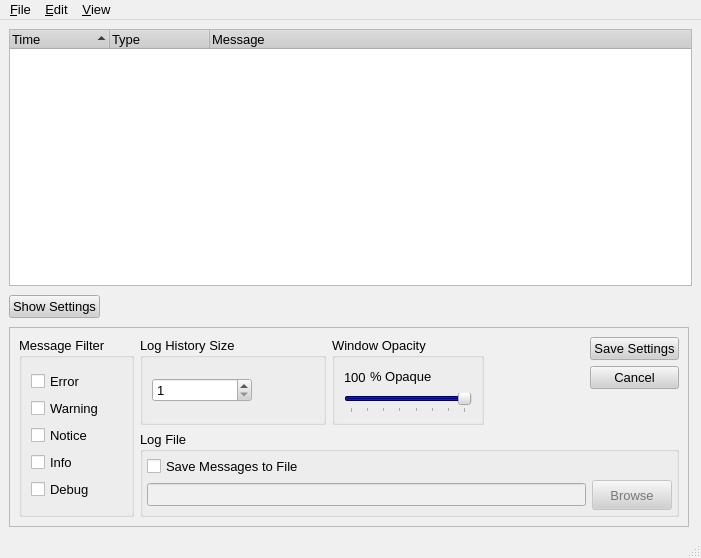
Before: the Qt Designer form src/gui/log/messagelog.ui in a-ilin/vidalia, drawn with Qt 5.
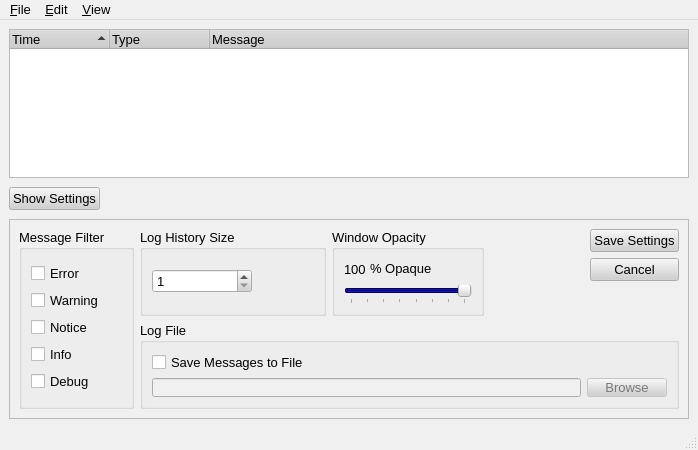
After: the same form once the commit is applied. Icons and pictures are not drawn.

Commit message:
Attempt to fix the rest of the buttons. Hope this works.
svn:r430

```diff
--- a/src/gui/log/messagelog.ui
+++ b/src/gui/log/messagelog.ui
@@ -8,8 +8,8 @@
    <rect>
     <x>0</x>
     <y>0</y>
-    <width>701</width>
-    <height>558</height>
+    <width>695</width>
+    <height>450</height>
    </rect>
   </property>
   <property name="palette" >
@@ -427,38 +427,39 @@
       <property name="frameShadow" >
        <enum>QFrame::Raised</enum>
       </property>
-      <layout class="QHBoxLayout" >
+      <layout class="QGridLayout" >
        <property name="margin" >
         <number>9</number>
        </property>
        <property name="spacing" >
         <number>6</number>
        </property>
-       <item>
-        <widget class="QGroupBox" name="groupBox" >
+       <item row="1" column="1" >
+        <widget class="QGroupBox" name="groupBox_2" >
          <property name="contextMenuPolicy" >
           <enum>Qt::NoContextMenu</enum>
          </property>
          <property name="title" >
-          <string>Message Filter</string>
+          <string>Log File</string>
          </property>
-         <layout class="QVBoxLayout" >
+         <layout class="QGridLayout" >
           <property name="margin" >
            <number>9</number>
           </property>
           <property name="spacing" >
            <number>6</number>
           </property>
-          <item>
-           <layout class="QVBoxLayout" >
-            <property name="margin" >
-             <number>0</number>
+          <item row="1" column="1" >
+           <widget class="QPushButton" name="btnBrowse" >
+            <property name="enabled" >
+             <bool>false</bool>
             </property>
-            <property name="spacing" >
-             <number>6</number>
+            <property name="minimumSize" >
+             <size>
+              <width>0</width>
+              <height>0</height>
+             </size>
             </property>
-            <item>
-             <widget class="QCheckBox" name="chkTorErr" >
               <property name="contextMenuPolicy" >
                <enum>Qt::NoContextMenu</enum>
               </property>
@@ -469,15 +470,12 @@
                <string/>
               </property>
               <property name="text" >
-               <string>Error</string>
-              </property>
-              <property name="icon" >
-               <iconset resource="..\res\vidalia.qrc" >:/images/msg_error.png</iconset>
-              </property>
-             </widget>
-            </item>
-            <item>
-             <widget class="QCheckBox" name="chkTorWarn" >
+             <string>Browse</string>
+            </property>
+           </widget>
+          </item>
+          <item row="0" column="0" colspan="2" >
+           <widget class="QCheckBox" name="chkEnableLogFile" >
               <property name="contextMenuPolicy" >
                <enum>Qt::NoContextMenu</enum>
               </property>
@@ -485,75 +483,27 @@
                <string/>
               </property>
               <property name="text" >
-               <string>Warning</string>
-              </property>
-              <property name="icon" >
-               <iconset resource="..\res\vidalia.qrc" >:/images/msg_warn.png</iconset>
+             <string>Save Messages to File</string>
+            </property>
+            <property name="checked" >
+             <bool>false</bool>
               </property>
              </widget>
             </item>
-            <item>
-             <widget class="QCheckBox" name="chkTorNote" >
-              <property name="contextMenuPolicy" >
-               <enum>Qt::NoContextMenu</enum>
-              </property>
-              <property name="toolTip" >
-               <string/>
-              </property>
-              <property name="text" >
-               <string>Notice</string>
-              </property>
-              <property name="icon" >
-               <iconset resource="..\res\vidalia.qrc" >:/images/msg_notice.png</iconset>
-              </property>
-             </widget>
-            </item>
-            <item>
-             <widget class="QCheckBox" name="chkTorInfo" >
+          <item row="1" column="0" >
+           <widget class="QLineEdit" name="lineFile" >
+            <property name="enabled" >
+             <bool>false</bool>
+            </property>
               <property name="contextMenuPolicy" >
                <enum>Qt::NoContextMenu</enum>
               </property>
-              <property name="toolTip" >
-               <string/>
-              </property>
-              <property name="text" >
-               <string>Info</string>
-              </property>
-              <property name="icon" >
-               <iconset resource="..\res\vidalia.qrc" >:/images/msg_info.png</iconset>
-              </property>
-             </widget>
-            </item>
-            <item>
-             <widget class="QCheckBox" name="chkTorDebug" >
-              <property name="contextMenuPolicy" >
-               <enum>Qt::NoContextMenu</enum>
-              </property>
-              <property name="toolTip" >
-               <string/>
-              </property>
-              <property name="text" >
-               <string>Debug</string>
-              </property>
-              <property name="icon" >
-               <iconset resource="..\res\vidalia.qrc" >:/images/msg_debug.png</iconset>
-              </property>
-             </widget>
-            </item>
-           </layout>
-          </item>
-         </layout>
+           </widget>
+          </item>
+         </layout>
         </widget>
        </item>
-       <item>
-        <layout class="QVBoxLayout" >
-         <property name="margin" >
-          <number>0</number>
-         </property>
-         <property name="spacing" >
-          <number>6</number>
-         </property>
-         <item>
+       <item row="0" column="1" >
           <layout class="QHBoxLayout" >
            <property name="margin" >
             <number>0</number>
@@ -805,39 +755,23 @@
            </item>
           </layout>
          </item>
-         <item>
-          <widget class="QGroupBox" name="groupBox_2" >
+       <item rowspan="2" row="0" column="0" >
+        <widget class="QGroupBox" name="groupBox" >
            <property name="contextMenuPolicy" >
             <enum>Qt::NoContextMenu</enum>
            </property>
            <property name="title" >
-            <string>Log File</string>
+          <string>Message Filter</string>
            </property>
            <layout class="QVBoxLayout" >
             <property name="margin" >
-             <number>4</number>
+           <number>9</number>
             </property>
             <property name="spacing" >
-             <number>3</number>
+           <number>6</number>
             </property>
             <item>
-             <widget class="QCheckBox" name="chkEnableLogFile" >
-              <property name="contextMenuPolicy" >
-               <enum>Qt::NoContextMenu</enum>
-              </property>
-              <property name="toolTip" >
-               <string>Enable saving of all messages to a file</string>
-              </property>
-              <property name="text" >
-               <string>Save Messages to File</string>
-              </property>
-              <property name="checked" >
-               <bool>false</bool>
-              </property>
-             </widget>
-            </item>
-            <item>
-             <layout class="QHBoxLayout" >
+           <layout class="QVBoxLayout" >
               <property name="margin" >
                <number>0</number>
               </property>
@@ -845,26 +779,58 @@
                <number>6</number>
               </property>
               <item>
-               <widget class="QLineEdit" name="lineFile" >
-                <property name="enabled" >
-                 <bool>false</bool>
-                </property>
+             <widget class="QCheckBox" name="chkTorErr" >
+              <property name="contextMenuPolicy" >
+               <enum>Qt::NoContextMenu</enum>
+              </property>
+              <property name="toolTip" >
+               <string/>
+              </property>
+              <property name="whatsThis" >
+               <string/>
+              </property>
+              <property name="text" >
+               <string>Error</string>
+              </property>
+              <property name="icon" >
+               <iconset resource="..\res\vidalia.qrc" >:/images/msg_error.png</iconset>
+              </property>
+             </widget>
+            </item>
+            <item>
+             <widget class="QCheckBox" name="chkTorWarn" >
                 <property name="contextMenuPolicy" >
                  <enum>Qt::NoContextMenu</enum>
                 </property>
+              <property name="toolTip" >
+               <string/>
+              </property>
+              <property name="text" >
+               <string>Warning</string>
+              </property>
+              <property name="icon" >
+               <iconset resource="..\res\vidalia.qrc" >:/images/msg_warn.png</iconset>
+              </property>
                </widget>
               </item>
               <item>
-               <widget class="QPushButton" name="btnBrowse" >
-                <property name="enabled" >
-                 <bool>false</bool>
-                </property>
-                <property name="minimumSize" >
-                 <size>
-                  <width>0</width>
-                  <height>30</height>
-                 </size>
-                </property>
+             <widget class="QCheckBox" name="chkTorNote" >
+              <property name="contextMenuPolicy" >
+               <enum>Qt::NoContextMenu</enum>
+              </property>
+              <property name="toolTip" >
+               <string/>
+              </property>
+              <property name="text" >
+               <string>Notice</string>
+              </property>
+              <property name="icon" >
+               <iconset resource="..\res\vidalia.qrc" >:/images/msg_notice.png</iconset>
+              </property>
+             </widget>
+            </item>
+            <item>
+             <widget class="QCheckBox" name="chkTorInfo" >
                 <property name="contextMenuPolicy" >
                  <enum>Qt::NoContextMenu</enum>
                 </property>
@@ -872,16 +838,33 @@
                  <string>Select File for Message Logging</string>
                 </property>
                 <property name="text" >
-                 <string>Browse</string>
-                </property>
-               </widget>
-              </item>
-             </layout>
+               <string>Info</string>
+              </property>
+              <property name="icon" >
+               <iconset resource="..\res\vidalia.qrc" >:/images/msg_info.png</iconset>
+              </property>
+             </widget>
+            </item>
+            <item>
+             <widget class="QCheckBox" name="chkTorDebug" >
+              <property name="contextMenuPolicy" >
+               <enum>Qt::NoContextMenu</enum>
+              </property>
+              <property name="toolTip" >
+               <string/>
+              </property>
+              <property name="text" >
+               <string>Debug</string>
+              </property>
+              <property name="icon" >
+               <iconset resource="..\res\vidalia.qrc" >:/images/msg_debug.png</iconset>
+              </property>
+             </widget>
             </item>
            </layout>
-          </widget>
-         </item>
-        </layout>
+          </item>
+         </layout>
+        </widget>
        </item>
       </layout>
      </widget>
@@ -893,7 +876,7 @@
     <rect>
      <x>0</x>
      <y>0</y>
-     <width>701</width>
+     <width>695</width>
      <height>19</height>
     </rect>
    </property>
@@ -936,8 +919,8 @@
    <property name="geometry" >
     <rect>
      <x>0</x>
-     <y>536</y>
-     <width>701</width>
+     <y>428</y>
+     <width>695</width>
      <height>22</height>
     </rect>
    </property>
```
Left out of the diff: 11 changed lines with no effect on the pictures. Lines whose indentation alone changed are shown as unchanged. The commit also changes 1 other file.
